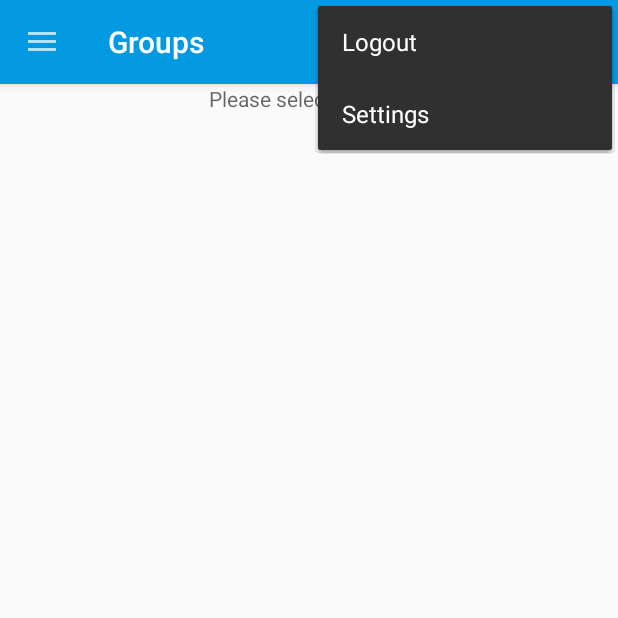
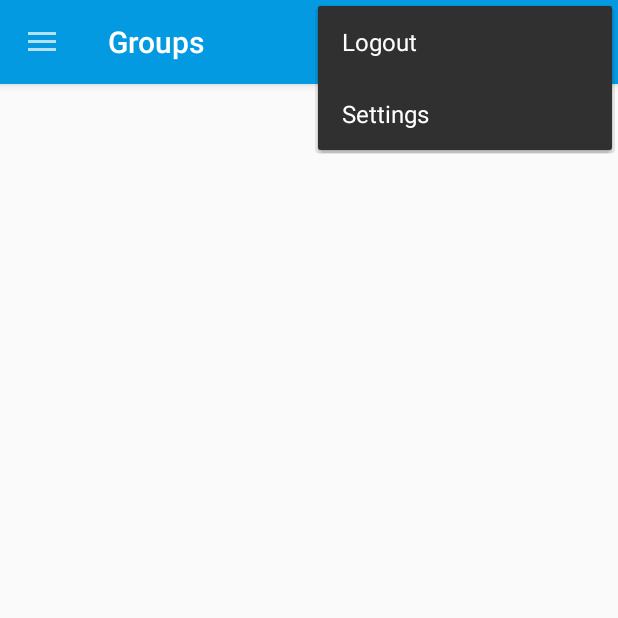
Before and after one commit to FarooqAR/me, an Android app: the fragment GroupConversationFragment placed in its activity, with the options menu open, on a phone screen of 412 x 824 dp, the top half of it. Run offline under Robolectric (Android 15) with nearby library versions, the phone set to English and light mode, and no system bars; our stand-ins replace CircleImageView; libraries missing offline, so code that uses them is left out: com.cloudinary, com.cloudinary.utils, com.firebase.client, com.soundcloud.android; pictures from the network do not load; 16 statements that could not run were skipped.

```diff
--- a/app/src/main/res/layout/fragment_group_conversation.xml
+++ b/app/src/main/res/layout/fragment_group_conversation.xml
@@ -7,13 +7,6 @@
         android:layout_height="match_parent"
         android:id="@+id/group_chat_recyclerview"
         android:layout_above="@+id/group_chat_msg_box"/>
-    <TextView
-        android:layout_width="wrap_content"
-        android:layout_height="wrap_content"
-        android:layout_centerHorizontal="true"
-        android:textColor="#9a000000"
-        android:text="Please select a group"
-        android:id="@+id/select_group"/>
     <TextView
         android:layout_width="wrap_content"
         android:layout_height="wrap_content"
@@ -39,6 +32,14 @@
             android:textColor="#9a000000"
             android:text="Loading..."/>
     </LinearLayout>
+    <TextView
+        android:layout_width="wrap_content"
+        android:layout_height="wrap_content"
+        android:text="No messages"
+        android:textColor="#9a000000"
+        android:visibility="gone"
+        android:layout_centerInParent="true"
+        android:id="@+id/no_message"/>
     <LinearLayout
         android:layout_width="match_parent"
         android:layout_height="wrap_content"
```
